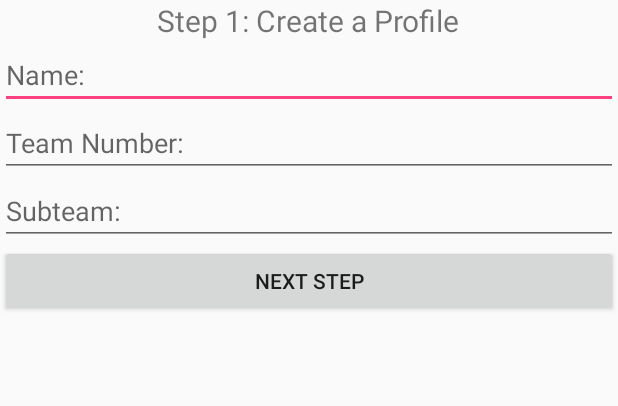
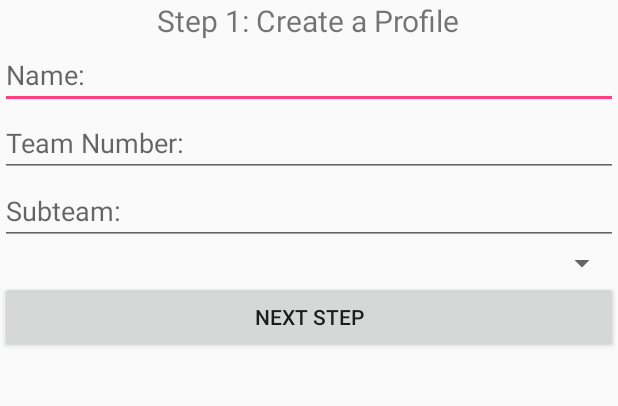
Before and after one commit to X-Cats/FirstBook, an Android app: the CreateProfileActivity screen opened directly, with no data from a screen before it, on a phone screen of 412 x 824 dp, the part 61-467 px from its top. Run offline under Robolectric (Android 15) with nearby library versions, the phone set to English and light mode, and no system bars.

Commit message:
Added new ICON!!!!! By abduljabbar said

```diff
--- a/app/src/main/AndroidManifest.xml
+++ b/app/src/main/AndroidManifest.xml
@@ -4,7 +4,7 @@
 
     <application
         android:allowBackup="true"
-        android:icon="@mipmap/ic_launcher"
+        android:icon="@mipmap/icon"
         android:label="@string/app_name"
         android:supportsRtl="true"
         android:theme="@style/AppTheme">
--- a/app/src/main/res/layout/activity_create_profile1.xml
+++ b/app/src/main/res/layout/activity_create_profile1.xml
@@ -31,7 +31,6 @@
         android:layout_height="wrap_content"
         android:id="@+id/teamNumberCreatProf1"
         android:hint="Team Number:"
-        android:inputType="number"
         android:layout_gravity="center_horizontal" />
 
     <EditText
@@ -40,6 +39,10 @@
         android:id="@+id/subteamCreateProf1"
         android:hint="Subteam:"
         android:layout_gravity="center_horizontal" />
+    <Spinner
+        android:id="@+id/planets_spinner"
+        android:layout_width="fill_parent"
+        android:layout_height="wrap_content" />
     <Button
         android:layout_width="match_parent"
         android:layout_height="wrap_content"
```
